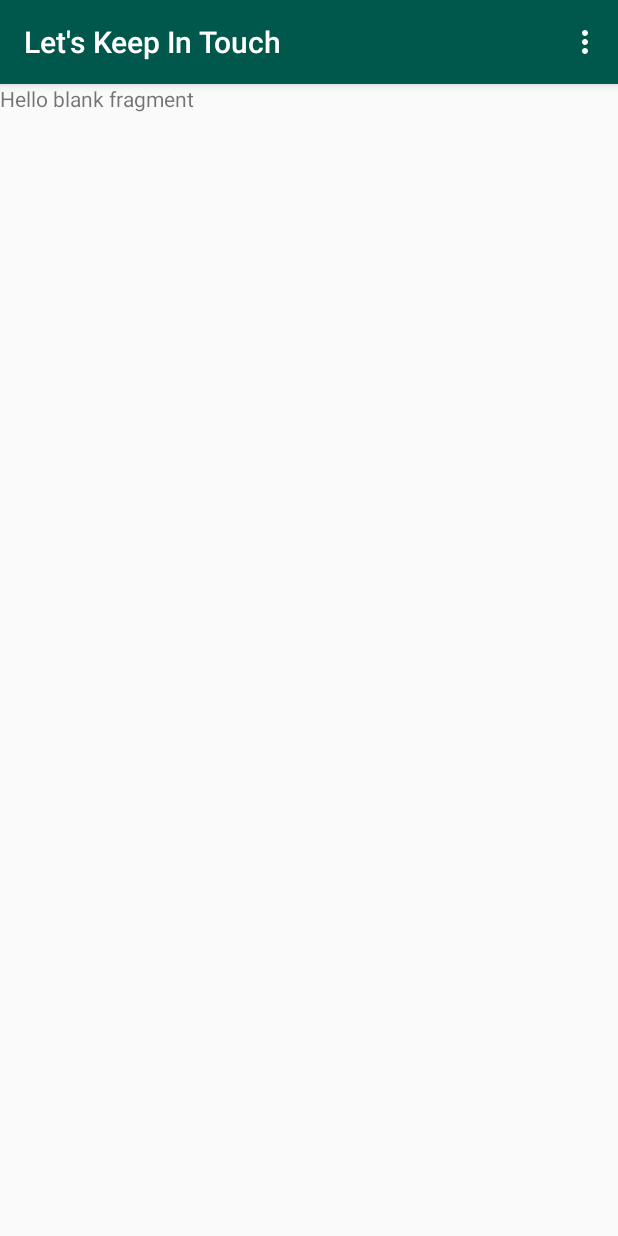
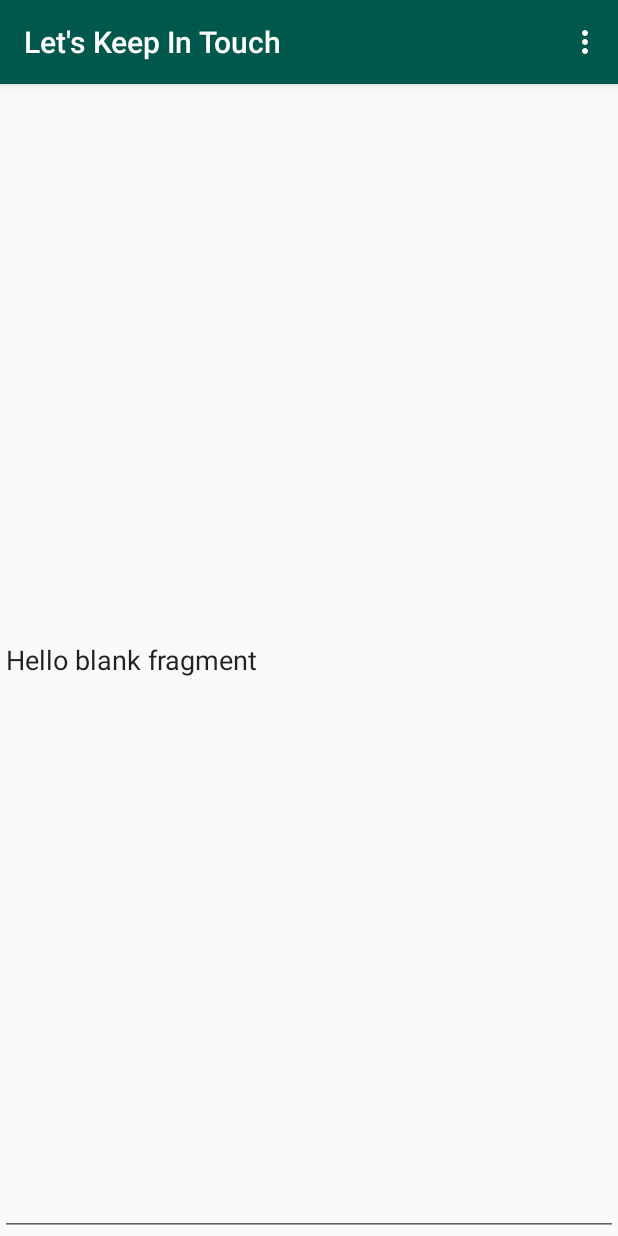
Before and after one commit to KhaiSoe/Let-s-Keep-In-Touch, an Android app: the fragment DetailFragment placed in its activity, on a phone screen of 412 x 824 dp. Run offline under Robolectric (Android 15) with nearby library versions, the phone set to English and light mode, and no system bars; 1 statement that could not run was skipped.

Commit message:
fixed detail and display fragments

```diff
--- a/app/src/main/java/com/pursuit/letskeepintouch/fragments/DetailFragment.java
+++ b/app/src/main/java/com/pursuit/letskeepintouch/fragments/DetailFragment.java
@@ -16,6 +16,7 @@ import android.view.MenuInflater;
 import android.view.MenuItem;
 import android.view.View;
 import android.view.ViewGroup;
+import android.widget.EditText;
 import android.widget.TextView;
 import android.widget.Toolbar;
 
@@ -27,7 +28,7 @@ public class DetailFragment extends Fragment {
 
 
     private Toolbar toolbarBar;
-    private TextView textView;
+    private EditText editText;
     private FragmentInterface fragmentInterface;
 
     private String getText;
@@ -72,8 +73,8 @@ public class DetailFragment extends Fragment {
         setHasOptionsMenu(true);
 
         toolbarBar = view.findViewById(R.id.toolbar_scan);
-        textView = view.findViewById(R.id.chosen_textView);
-        textView.setText(getArguments().getString(GET_TEXT_FROM_CLICK));
+        editText = view.findViewById(R.id.chosen_textView);
+        editText.setText(getArguments().getString(GET_TEXT_FROM_CLICK));
 
 
 
--- a/app/src/main/res/layout/fragment_detail.xml
+++ b/app/src/main/res/layout/fragment_detail.xml
@@ -6,7 +6,7 @@
     tools:context=".fragments.DetailFragment">
 
     <!-- TODO: Update blank fragment layout -->
-    <TextView
+    <EditText
         android:id="@+id/chosen_textView"
         android:layout_width="match_parent"
         android:layout_height="match_parent"
```
Also changed, not shown: app/src/main/java/com/pursuit/letskeepintouch/fragments/DisplayFragment.java (+1 -8 lines), app/src/main/java/com/pursuit/letskeepintouch/recyclerview/TextAdapter.java (+5 -2 lines), app/src/main/java/com/pursuit/letskeepintouch/recyclerview/TextViewHolder.java (+2 -5 lines).
